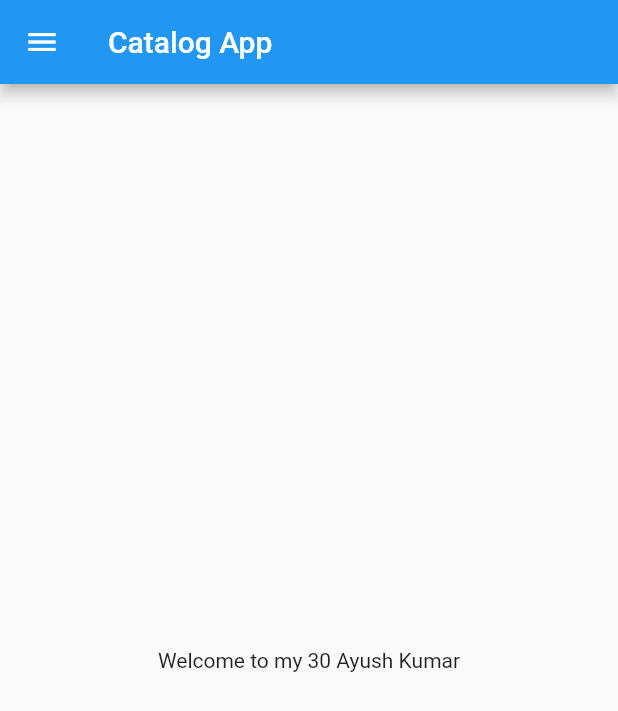
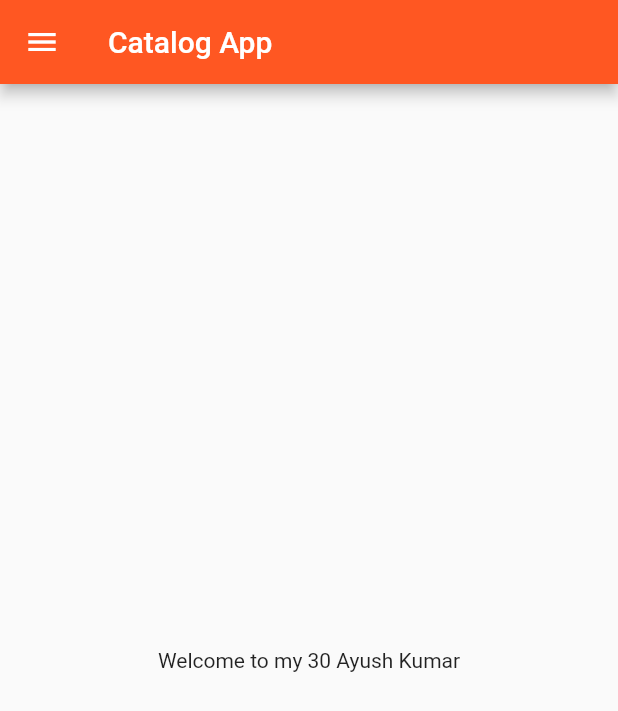
Before and after one commit to erkripa/30DaysOfFlutter, a Flutter app: the screen it shows after launch, on a phone screen of 412 x 824 dp. Shown: the top 711 px of the screen. Run offline on Flutter 3.47's test engine with Material 2 defaults, Android fonts, the phone set to English and light mode, and no system bars.

Commit message:
Day3 Compeleted

```diff
--- a/lib/main.dart
+++ b/lib/main.dart
@@ -1,4 +1,5 @@
-import 'package:awesom/Home_page.dart';
+import 'package:awesom/Pages/Home_page.dart';
+import 'package:awesom/Pages/Login_page.dart';
 import 'package:flutter/material.dart';
 
 void main() {
@@ -9,7 +10,13 @@ class MyApp extends StatelessWidget {
   @override
   Widget build(BuildContext context) {
     return MaterialApp(
-      home: HomePage(),
+      // home: HomePage(),
+      theme: ThemeData(primarySwatch: Colors.deepOrange),
+      initialRoute: "/home",
+      routes: {
+        "/": (context) => LoginPage(),
+        "/home": (context) => HomePage(),
+      },
     );
   }
 }
```
Also changed, not shown: lib/Pages/Login_page.dart (added, +20 -0 lines), lib/Pages/Home_page.dart (renamed from lib/Home_page.dart).
